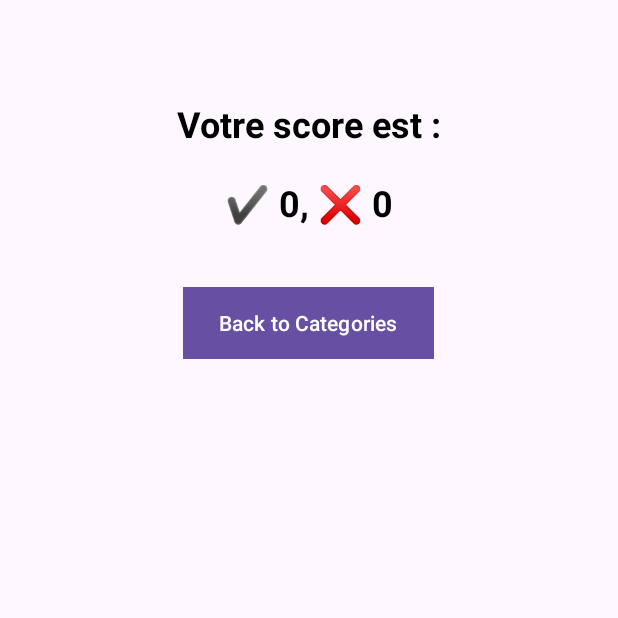
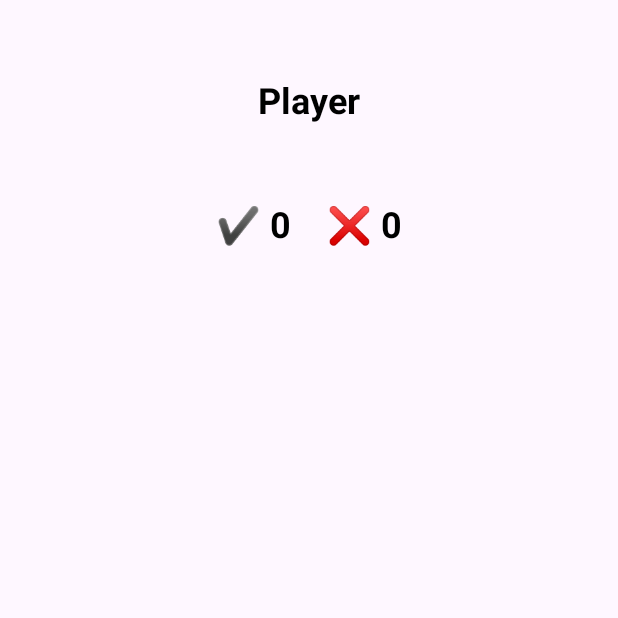
Before and after one commit to WRKT/quiz-mobile-app, an Android app: the QuizzActivity screen opened directly, with no data from a screen before it, after a tap on "Next", on a phone screen of 412 x 824 dp, the top half of it. Run offline under Robolectric (Android 15) with nearby library versions, the phone set to English and light mode, and no system bars; 2 statements that could not run were skipped.

Commit message:
feat(scoreActivity): add username on score

```diff
--- a/Projet-Quizz/app/src/main/AndroidManifest.xml
+++ b/Projet-Quizz/app/src/main/AndroidManifest.xml
@@ -12,6 +12,9 @@
         android:supportsRtl="true"
         android:theme="@style/Theme.TP1"
         tools:targetApi="31">
+        <activity
+            android:name=".QuizzActivity2"
+            android:exported="false" />
         <activity
             android:name=".QuizzActivity"
             android:exported="false" />
--- a/Projet-Quizz/app/src/main/java/com/example/tp1/QuizzActivity.kt
+++ b/Projet-Quizz/app/src/main/java/com/example/tp1/QuizzActivity.kt
@@ -18,6 +18,8 @@ class QuizzActivity : AppCompatActivity() {
     private lateinit var wrongAnswersTextView: TextView
     private lateinit var timerTextView: TextView
     private lateinit var countDownTimer: CountDownTimer
+    private lateinit var username: String
+    private lateinit var category: String
 
     private val questionRepository: QuestionRepository = QuizzQuestionRepository()
 
@@ -29,8 +31,8 @@ class QuizzActivity : AppCompatActivity() {
         wrongAnswersTextView = findViewById(R.id.wrongAnswersTextView)
         timerTextView = findViewById(R.id.timerTextView)
 
-        val username = intent.getStringExtra("USERNAME") ?: "Player"
-        val category = intent.getStringExtra("CATEGORY") ?: "Unknown"
+        username = intent.getStringExtra("USERNAME") ?: "Player"
+        category = intent.getStringExtra("CATEGORY") ?: "Unknown"
         questions = questionRepository.getQuestionsForCategory(category)
 
         showNextQuestion()
@@ -102,8 +104,8 @@ class QuizzActivity : AppCompatActivity() {
 
     private fun showScore() {
         val intent = Intent(this, ScoreActivity::class.java)
-        intent.putExtra("USERNAME", intent.getStringExtra("USERNAME"))
-        intent.putExtra("CATEGORY", intent.getStringExtra("CATEGORY"))
+        intent.putExtra("USERNAME", username)
+        intent.putExtra("CATEGORY", category)
         intent.putExtra("CORRECT_ANSWERS", correctAnswers)
         intent.putExtra("WRONG_ANSWERS", wrongAnswers)
         startActivity(intent)
--- a/Projet-Quizz/app/src/main/java/com/example/tp1/ScoreActivity.kt
+++ b/Projet-Quizz/app/src/main/java/com/example/tp1/ScoreActivity.kt
@@ -1,9 +1,6 @@
 package com.example.tp1
 
-import android.content.Context
-import android.content.Intent
 import android.os.Bundle
-import android.widget.Button
 import android.widget.TextView
 import androidx.appcompat.app.AppCompatActivity
 
@@ -17,18 +14,10 @@ class ScoreActivity : AppCompatActivity() {
         val wrongAnswers = intent.getIntExtra("WRONG_ANSWERS", 0)
         val username = intent.getStringExtra("USERNAME") ?: "Player"
 
+        val playerNameTextView = findViewById<TextView>(R.id.playerNameTextView)
         val scoreTextView = findViewById<TextView>(R.id.scoreTextView)
-        val playerNameTextView = findViewById<TextView>(R.id.playerNameTextView)
 
-        playerNameTextView.text = "Votre score est :"
-        scoreTextView.text = "✔️ $correctAnswers, ❌ $wrongAnswers"
-
-        val backToCategoryButton = findViewById<Button>(R.id.backToCategoryButton)
-        backToCategoryButton.setOnClickListener {
-            val intent = Intent(this, CategoryActivity::class.java)
-            intent.putExtra("USERNAME", username)
-            startActivity(intent)
-            finish()
-        }
+        playerNameTextView.text = "$username"
+        scoreTextView.text = "✔️ $correctAnswers    ❌ $wrongAnswers"
     }
 }
--- a/Projet-Quizz/app/src/main/res/layout/activity_score.xml
+++ b/Projet-Quizz/app/src/main/res/layout/activity_score.xml
@@ -1,9 +1,9 @@
 <?xml version="1.0" encoding="utf-8"?>
 <RelativeLayout xmlns:android="http://schemas.android.com/apk/res/android"
+    xmlns:app="http://schemas.android.com/apk/res-auto"
     xmlns:tools="http://schemas.android.com/tools"
     android:layout_width="match_parent"
     android:layout_height="match_parent"
-    android:padding="16dp"
     tools:context=".ScoreActivity">
 
     <TextView
@@ -12,7 +12,7 @@
         android:layout_height="wrap_content"
         android:layout_centerHorizontal="true"
         android:layout_marginTop="50dp"
-        android:text="Votre score est :"
+        android:text="placeHolder"
         android:textColor="@android:color/black"
         android:textSize="24sp"
         android:textStyle="bold" />
@@ -23,20 +23,9 @@
         android:layout_height="wrap_content"
         android:layout_below="@id/playerNameTextView"
         android:layout_centerHorizontal="true"
-        android:layout_marginTop="20dp"
-        android:text="✔️ 0, ❌ 0"
+        android:layout_marginTop="50dp"
         android:textColor="@android:color/black"
         android:textSize="24sp"
         android:textStyle="bold" />
 
-    <Button
-        android:id="@+id/backToCategoryButton"
-        android:layout_width="wrap_content"
-        android:layout_height="wrap_content"
-        android:layout_below="@id/scoreTextView"
-        android:layout_centerHorizontal="true"
-        android:layout_marginTop="40dp"
-        android:background="@drawable/button_background"
-        android:text="Back to Categories"
-        android:textColor="@android:color/white" />
 </RelativeLayout>
```
Also changed, not shown: Projet-Quizz/app/src/main/java/com/example/tp1/QuizzQuestionRepository.kt (line endings or trailing spaces).
